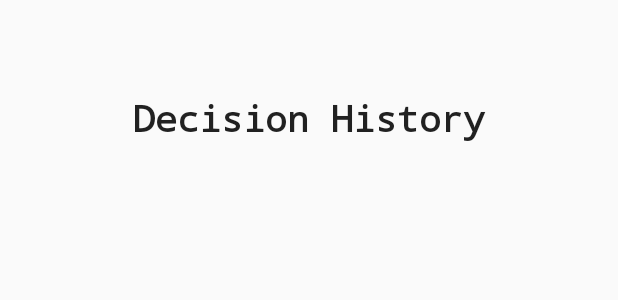
After one commit to ndalton12/AppsForGoodGame, an Android app: the layout decision_history.xml on its own in the app's theme, with its tools: preview values and no code run, on a phone screen of 412 x 824 dp. The commit adds this screen. Shown: the top 300 px of the screen. Run offline under Robolectric (Android 15) with nearby library versions, the phone set to English and light mode, and no system bars.

Commit message:
Setting menu updated and content screen updated with question box

```diff
--- a/app/build.gradle
+++ b/app/build.gradle
@@ -24,8 +24,12 @@ dependencies {
     androidTestCompile('com.android.support.test.espresso:espresso-core:2.2.2', {
         exclude group: 'com.android.support', module: 'support-annotations'
     })
+    //noinspection GradleCompatible
     compile 'com.android.support:appcompat-v7:25.2.0'
     testCompile 'junit:junit:4.12'
     compile project(path: ':SlidingMenu')
     compile 'com.android.support.constraint:constraint-layout:1.0.2'
+    compile 'com.android.support:cardview-v7:25.2.0'
+    //noinspection GradleCompatible
+    compile 'com.android.support:percent:23.1.0'
 }
--- a/app/src/main/java/com/example/niall/game2/Game.java
+++ b/app/src/main/java/com/example/niall/game2/Game.java
@@ -35,7 +35,7 @@ public class Game extends Activity {
         menuStats.setMenu(R.layout.stats);
 
         // Set second Menu
-        menuStats.setSecondaryMenu(R.layout.stats);
+        menuStats.setSecondaryMenu(R.layout.decision_history);
         menuStats.setSecondaryShadowDrawable(R.drawable.shadowright);
 
     }
--- a/app/src/main/java/com/example/niall/game2/SettingMenu.java
+++ b/app/src/main/java/com/example/niall/game2/SettingMenu.java
@@ -21,7 +21,7 @@ public class SettingMenu extends Activity {
         super.onCreate(savedInstanceState);
         setContentView(R.layout.setting_menu);
 
-        getWindow().getDecorView().setBackgroundColor(Color.rgb(0, 153, 51));
+        getWindow().getDecorView().setBackgroundColor(Color.rgb(215, 217, 221));
 
         music = new Intent();
         music.setClass(this,MusicService.class);
--- /dev/null
+++ b/app/src/main/res/layout/decision_history.xml
@@ -0,0 +1,35 @@
+<?xml version="1.0" encoding="utf-8"?>
+<android.support.constraint.ConstraintLayout xmlns:android="http://schemas.android.com/apk/res/android"
+    xmlns:app="http://schemas.android.com/apk/res-auto"
+    xmlns:tools="http://schemas.android.com/tools"
+    android:layout_width="match_parent"
+    android:layout_height="match_parent"
+    android:id="@+id/decision_history">
+
+    <TextView
+        android:id="@+id/textView"
+        android:layout_width="260dp"
+        android:layout_height="33dp"
+        android:layout_marginBottom="8dp"
+        android:layout_marginEnd="8dp"
+        android:layout_marginLeft="8dp"
+        android:layout_marginRight="8dp"
+        android:layout_marginStart="8dp"
+        android:layout_marginTop="8dp"
+        android:ems="10"
+        android:fontFamily="monospace"
+        android:gravity="center"
+        android:inputType="textPersonName"
+        android:text="@string/decision_history"
+        android:textAllCaps="false"
+        android:textAppearance="@style/TextAppearance.AppCompat"
+        android:textSize="24sp"
+        android:textStyle="bold"
+        app:layout_constraintBottom_toBottomOf="parent"
+        app:layout_constraintLeft_toLeftOf="parent"
+        app:layout_constraintRight_toRightOf="parent"
+        app:layout_constraintTop_toTopOf="parent"
+        app:layout_constraintVertical_bias="0.06999999"
+        tools:ignore="TextViewEdits,UnusedAttribute" />
+
+</android.support.constraint.ConstraintLayout>
--- a/app/src/main/res/values/strings.xml
+++ b/app/src/main/res/values/strings.xml
@@ -10,4 +10,5 @@
     <string name="credits">Credits</string>
     <string name="icon_credit">Icons...material.io/icons/</string>
     <string name="music_credit">Music...bensound.com</string>
+    <string name="decision_history">Decision History</string>
 </resources>
```
Also changed, not shown: app/src/main/res/layout/content.xml (+102 -4 lines), app/src/main/res/layout/setting_menu.xml (+9 -10 lines).
